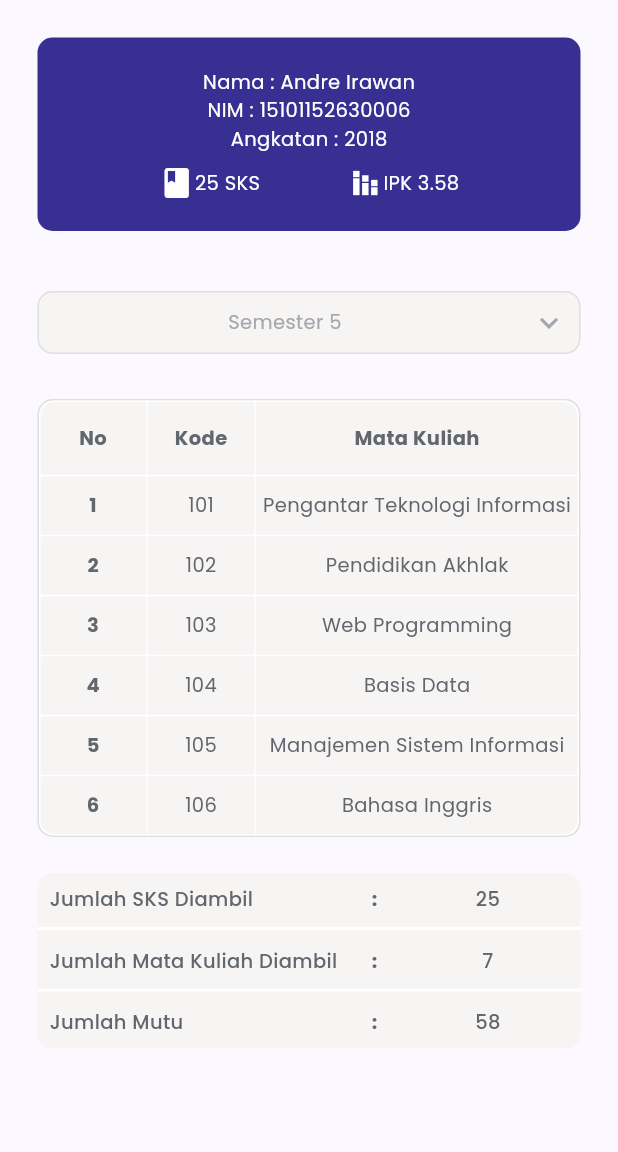
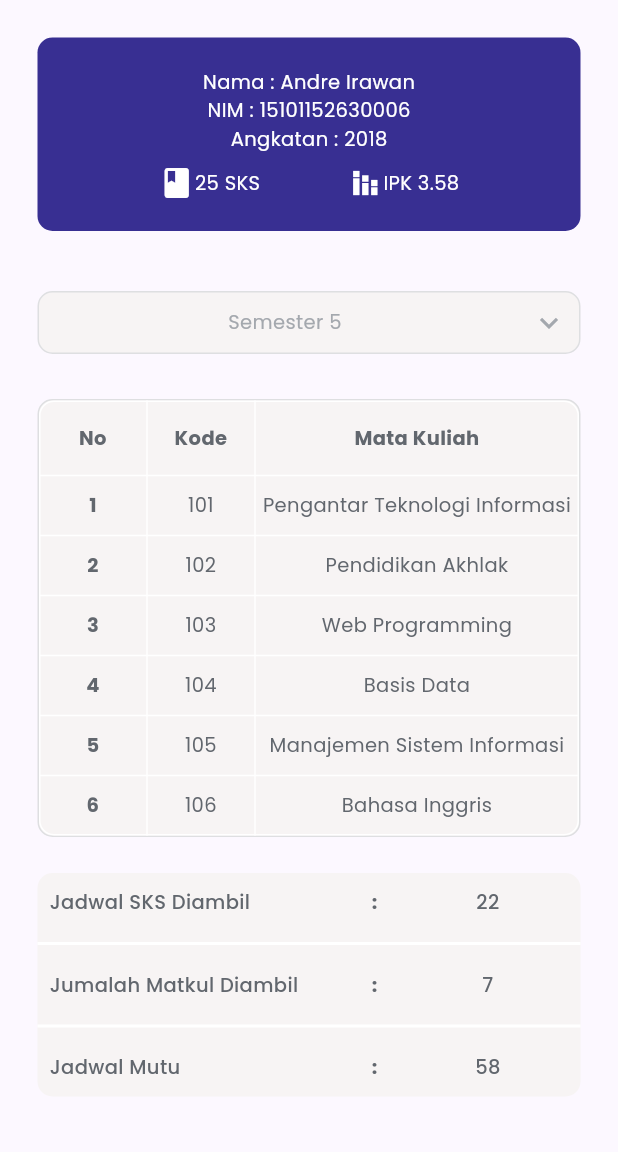
Before and after one commit to 4amshin/flutter_fic8_final_g3, a Flutter app: the KhsPage screen opened directly, on a phone screen of 412 x 824 dp, the part 84-1236 px from its top. Run offline on Flutter 3.47's test engine with Material 2 defaults, Android fonts, the light colour scheme and no system bars; our stand-ins replace flutter_animate, flutter_svg, google_fonts.

Commit message:
Khs Page Code Adjustment

```diff
--- a/lib/pages/mahasiswa/widgets/khs_page_widget/kp_dropdown_widget.dart
+++ b/lib/pages/mahasiswa/widgets/khs_page_widget/kp_dropdown_widget.dart
@@ -4,12 +4,11 @@ import 'package:flutter_fic8_final_g3/pages/mahasiswa/widgets/khs_page_widget/kp
 import '../../../../common/constants/colors.dart';
 
 class KpSemesterDropdown extends StatefulWidget {
+  final String title;
   const KpSemesterDropdown({
     super.key,
     required this.title,
   });
-
-  final String title;
 
   @override
   State<KpSemesterDropdown> createState() => _KpSemesterDropdownState();
@@ -19,9 +18,7 @@ class _KpSemesterDropdownState extends State<KpSemesterDropdown> {
   @override
   Widget build(BuildContext context) {
     return InkWell(
-      onTap: () {
-        _showSemester();
-      },
+      onTap: () => _showSemester(),
       child: Container(
         padding: const EdgeInsets.symmetric(vertical: 8),
         decoration: BoxDecoration(
--- /dev/null
+++ b/lib/pages/mahasiswa/widgets/khs_page_widget/kp_footer_item.dart
@@ -0,0 +1,61 @@
+// ignore_for_file: public_member_api_docs, sort_constructors_first
+import 'package:flutter/material.dart';
+import 'package:flutter_fic8_final_g3/common/constants/colors.dart';
+
+class KpFooterItem extends StatelessWidget {
+  final String title;
+  final String value;
+  const KpFooterItem({
+    Key? key,
+    required this.title,
+    required this.value,
+  }) : super(key: key);
+
+  @override
+  Widget build(BuildContext context) {
+    return Padding(
+      padding: const EdgeInsets.symmetric(
+        horizontal: 8,
+        vertical: 10,
+      ),
+      child: Row(
+        children: [
+          Expanded(
+            flex: 2,
+            child: Text(
+              title,
+              style: const TextStyle(
+                color: ColorName.secondaryTextGrey,
+                fontFamily: 'Poppins',
+                fontWeight: FontWeight.w500,
+                fontSize: 13.0,
+              ),
+            ),
+          ),
+          const Text(
+            ':',
+            style: TextStyle(
+              color: ColorName.secondaryTextGrey,
+              fontFamily: 'Poppins',
+              fontWeight: FontWeight.w700,
+              fontSize: 13.0,
+            ),
+          ),
+          const SizedBox(width: 20),
+          Expanded(
+            child: Text(
+              value,
+              textAlign: TextAlign.center,
+              style: const TextStyle(
+                color: ColorName.secondaryTextGrey,
+                fontFamily: 'Poppins',
+                fontWeight: FontWeight.w500,
+                fontSize: 13.0,
+              ),
+            ),
+          ),
+        ],
+      ),
+    );
+  }
+}
--- a/lib/pages/mahasiswa/widgets/khs_page_widget/kp_footer_widget.dart
+++ b/lib/pages/mahasiswa/widgets/khs_page_widget/kp_footer_widget.dart
@@ -1,4 +1,5 @@
 import 'package:flutter/material.dart';
+import 'package:flutter_fic8_final_g3/pages/mahasiswa/widgets/khs_page_widget/kp_footer_item.dart';
 
 import '../../../../common/constants/colors.dart';
 
@@ -14,136 +15,25 @@ class KpFooterWidget extends StatelessWidget {
       ),
       child: const Column(
         children: [
-          Padding(
-            padding: EdgeInsets.fromLTRB(8, 8, 8, 2),
-            child: Row(
-              children: [
-                Expanded(
-                  flex: 2,
-                  child: Text(
-                    'Jumlah SKS Diambil',
-                    style: TextStyle(
-                      color: ColorName.secondaryTextGrey,
-                      fontFamily: 'Poppins',
-                      fontWeight: FontWeight.w500,
-                      fontSize: 13.0,
-                    ),
-                  ),
-                ),
-                Text(
-                  ':',
-                  style: TextStyle(
-                    color: ColorName.secondaryTextGrey,
-                    fontFamily: 'Poppins',
-                    fontWeight: FontWeight.w700,
-                    fontSize: 13.0,
-                  ),
-                ),
-                SizedBox(width: 20),
-                Expanded(
-                  child: Text(
-                    '25',
-                    textAlign: TextAlign.center,
-                    style: TextStyle(
-                      color: ColorName.secondaryTextGrey,
-                      fontFamily: 'Poppins',
-                      fontWeight: FontWeight.w500,
-                      fontSize: 13.0,
-                    ),
-                  ),
-                ),
-              ],
-            ),
+          KpFooterItem(
+            title: 'Jadwal SKS Diambil',
+            value: "22",
           ),
           Divider(
             color: Colors.white,
             thickness: 2,
           ),
-          Padding(
-            padding: EdgeInsets.fromLTRB(8, 4, 8, 2),
-            child: Row(
-              children: [
-                Expanded(
-                  flex: 2,
-                  child: Text(
-                    'Jumlah Mata Kuliah Diambil',
-                    style: TextStyle(
-                      color: ColorName.secondaryTextGrey,
-                      fontFamily: 'Poppins',
-                      fontWeight: FontWeight.w500,
-                      fontSize: 13.0,
-                    ),
-                  ),
-                ),
-                Text(
-                  ':',
-                  style: TextStyle(
-                    color: ColorName.secondaryTextGrey,
-                    fontFamily: 'Poppins',
-                    fontWeight: FontWeight.w700,
-                    fontSize: 13.0,
-                  ),
-                ),
-                SizedBox(width: 20),
-                Expanded(
-                  child: Text(
-                    '7',
-                    textAlign: TextAlign.center,
-                    style: TextStyle(
-                      color: ColorName.secondaryTextGrey,
-                      fontFamily: 'Poppins',
-                      fontWeight: FontWeight.w500,
-                      fontSize: 13.0,
-                    ),
-                  ),
-                ),
-              ],
-            ),
+          KpFooterItem(
+            title: 'Jumalah Matkul Diambil',
+            value: "7",
           ),
           Divider(
             color: Colors.white,
             thickness: 2,
           ),
-          Padding(
-            padding: EdgeInsets.fromLTRB(8, 4, 8, 8),
-            child: Row(
-              children: [
-                Expanded(
-                  flex: 2,
-                  child: Text(
-                    'Jumlah Mutu',
-                    style: TextStyle(
-                      color: ColorName.secondaryTextGrey,
-                      fontFamily: 'Poppins',
-                      fontWeight: FontWeight.w500,
-                      fontSize: 13.0,
-                    ),
-                  ),
-                ),
-                Text(
-                  ':',
-                  style: TextStyle(
-                    color: ColorName.secondaryTextGrey,
-                    fontFamily: 'Poppins',
-                    fontWeight: FontWeight.w700,
-                    fontSize: 13.0,
-                  ),
-                ),
-                SizedBox(width: 20),
-                Expanded(
-                  child: Text(
-                    '58',
-                    textAlign: TextAlign.center,
-                    style: TextStyle(
-                      color: ColorName.secondaryTextGrey,
-                      fontFamily: 'Poppins',
-                      fontWeight: FontWeight.w500,
-                      fontSize: 13.0,
-                    ),
-                  ),
-                ),
-              ],
-            ),
+          KpFooterItem(
+            title: 'Jadwal Mutu',
+            value: "58",
           ),
         ],
       ),
--- a/lib/pages/mahasiswa/widgets/khs_page_widget/kp_table_row_widget.dart
+++ b/lib/pages/mahasiswa/widgets/khs_page_widget/kp_table_row_widget.dart
@@ -2,6 +2,11 @@ import 'package:flutter/material.dart';
 import '../../../../common/constants/colors.dart';
 
 class KpTableRowWidget extends StatelessWidget {
+  final double height;
+  final String title;
+  final FontWeight fontWeight;
+  final double fontSize;
+  final Color fontColor;
   const KpTableRowWidget({
     super.key,
     required this.title,
@@ -11,12 +16,6 @@ class KpTableRowWidget extends StatelessWidget {
     this.fontColor = ColorName.secondaryTextGrey,
   });
 
-  final double height;
-  final String title;
-  final FontWeight fontWeight;
-  final double fontSize;
-  final Color fontColor;
-
   @override
   Widget build(BuildContext context) {
     return SizedBox(
@@ -24,6 +23,7 @@ class KpTableRowWidget extends StatelessWidget {
       child: Center(
         child: Text(
           title,
+          textAlign: TextAlign.center,
           style: TextStyle(
             color: fontColor,
             fontFamily: 'Poppins',
```
Also changed, not shown: lib/pages/mahasiswa/pages/khs_page.dart (+19 -9 lines).
